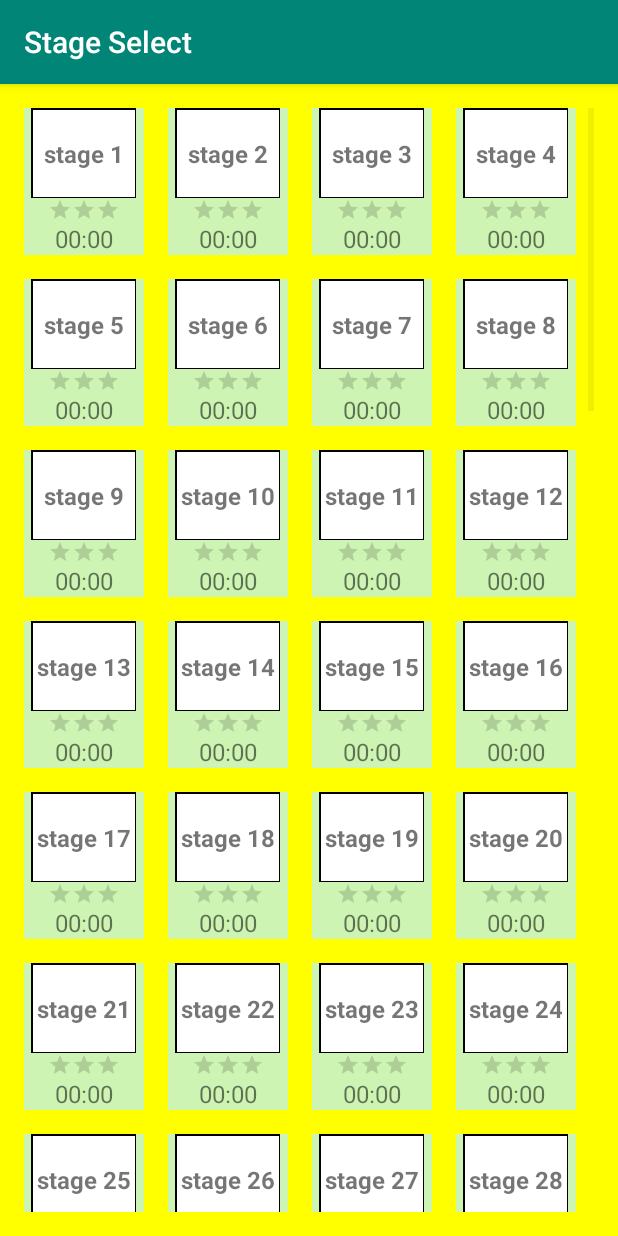
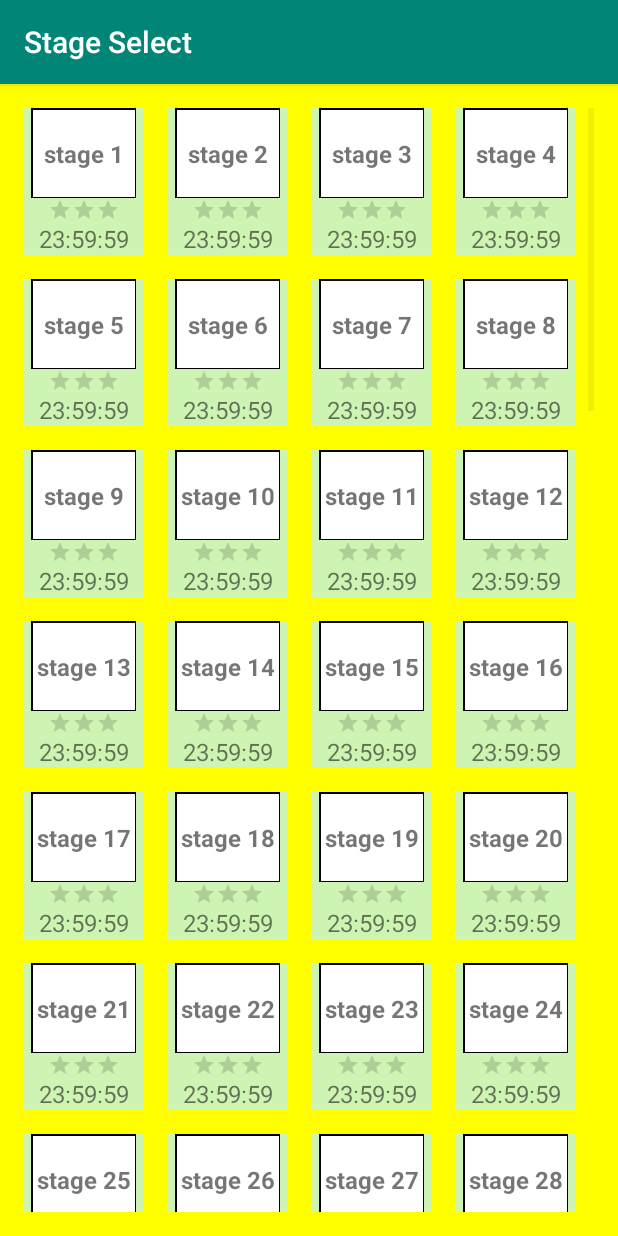
Before and after one commit to DEVELOPERfalcon/MazeGame, an Android app: the FreeModeActivity screen opened directly, with no data from a screen before it, on a phone screen of 412 x 824 dp. Run offline under Robolectric (Android 15) with nearby library versions, the phone set to English and light mode, and no system bars.

Commit message:
타이머 및 시간 표시 변경

```diff
--- a/app/src/main/AndroidManifest.xml
+++ b/app/src/main/AndroidManifest.xml
@@ -17,7 +17,7 @@
         <activity android:name=".optionActivity" />
         <activity android:name=".FreeModeActivity" />
         <activity
-            android:name=".AcadeModeActivity"
+            android:name=".ArcadeModeActivity"
             android:theme="@style/AppTheme.NoActionbar" />
         <activity
             android:name=".MainActivity"
--- a/app/src/main/java/com/tagsoft/mazegame/ClearData.java
+++ b/app/src/main/java/com/tagsoft/mazegame/ClearData.java
@@ -3,6 +3,7 @@ package com.tagsoft.mazegame;
 public class ClearData {
     private int stageNumber;
     private int starsNumber;
+    private String hour;
     private String minute;
     private String second;
 
@@ -10,9 +11,10 @@ public class ClearData {
         this.stageNumber = stageNumber;
     }
 
-    public ClearData(int stageNumber, int starsNumber, String minute, String second) {
+    public ClearData(int stageNumber, int starsNumber, String hour, String minute, String second) {
         this.stageNumber = stageNumber;
         this.starsNumber = starsNumber;
+        this.hour = hour;
         this.minute = minute;
         this.second = second;
     }
@@ -33,6 +35,14 @@ public class ClearData {
         this.starsNumber = starsNumber;
     }
 
+    public String getHour() {
+        return hour;
+    }
+
+    public void setHour(String hour) {
+        this.hour = hour;
+    }
+
     public String getMinute() {
         return minute;
     }
--- a/app/src/main/java/com/tagsoft/mazegame/MainActivity.java
+++ b/app/src/main/java/com/tagsoft/mazegame/MainActivity.java
@@ -1,16 +1,13 @@
 package com.tagsoft.mazegame;
 
 import android.app.AlertDialog;
-import android.content.DialogInterface;
 import android.content.Intent;
 import android.graphics.Color;
-import android.support.annotation.Nullable;
 import android.support.v7.app.AppCompatActivity;
 import android.os.Bundle;
 import android.view.View;
 import android.widget.Button;
 import android.widget.ImageView;
-import android.widget.Toast;
 
 import java.io.BufferedReader;
 import java.io.File;
@@ -107,7 +104,7 @@ public class MainActivity extends AppCompatActivity {
     View.OnClickListener acadeModeButtonListener = new View.OnClickListener(){
         @Override
         public void onClick(View v) {
-            Intent intent = new Intent(MainActivity.this, AcadeModeActivity.class);
+            Intent intent = new Intent(MainActivity.this, ArcadeModeActivity.class);
             startActivity(intent);
         }
     };
--- a/app/src/main/java/com/tagsoft/mazegame/MyAdapter.java
+++ b/app/src/main/java/com/tagsoft/mazegame/MyAdapter.java
@@ -49,7 +49,7 @@ public class MyAdapter extends BaseAdapter {
 
         stageNumber.setText("stage "+clearData.getStageNumber());
         ratingBar.setRating((float)clearData.getStarsNumber());
-        clearTime.setText(clearData.getMinute()+":"+clearData.getSecond());
+        clearTime.setText(clearData.getHour()+":"+clearData.getMinute()+":"+clearData.getSecond());
 
         return view;
     }
--- a/app/src/main/res/layout/activity_acade_mode.xml
+++ b/app/src/main/res/layout/activity_arcade_mode.xml
@@ -5,7 +5,7 @@
     android:layout_width="match_parent"
     android:layout_height="match_parent"
     android:background="@color/activityBackground"
-    tools:context=".AcadeModeActivity">
+    tools:context=".ArcadeModeActivity">
 
     <ua.org.tenletters.widget.DiagonalScrollView
         android:id="@+id/diagonal_scroller"
--- a/app/src/main/res/layout/stage.xml
+++ b/app/src/main/res/layout/stage.xml
@@ -41,7 +41,7 @@
         android:id="@+id/clear_time"
         android:layout_width="wrap_content"
         android:layout_height="wrap_content"
-        android:text="00:00"
+        android:text="23:59:59"
         android:textSize="16sp"
         android:gravity="center"
         android:layout_below="@id/rating"
```
Also changed, not shown: app/src/main/java/com/tagsoft/mazegame/ArcadeModeActivity.java (renamed from app/src/main/java/com/tagsoft/mazegame/AcadeModeActivity.java, +2 -6 lines), app/src/main/java/com/tagsoft/mazegame/FreeModeActivity.java (+25 -17 lines), app/src/main/java/com/tagsoft/mazegame/StageActivity.java (+16 -0 lines).
